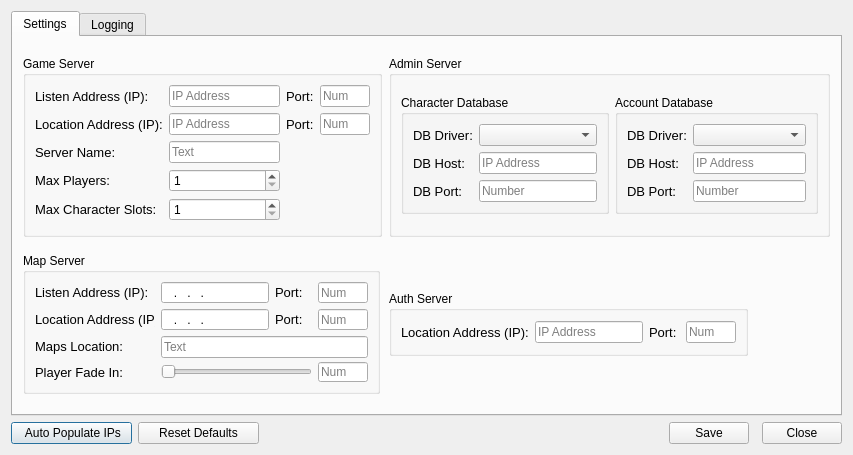
First picture: the form in Projects/CoX/Utilities/SEGSAdmin/SettingsDialog.ui, repository Segs/Segs, before the edit.
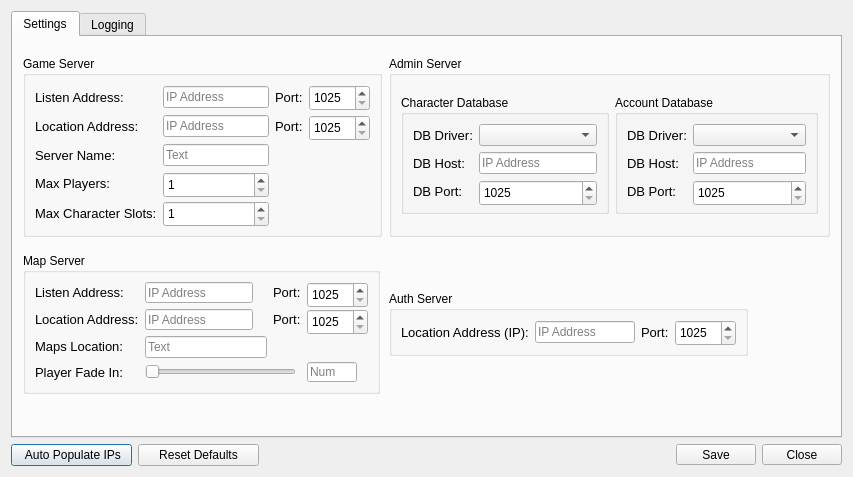
Second picture: the form after the edit. Icons and pictures are not drawn.

Commit message:
Change port line edits to spin boxes with validation
Validation between 1024 and 65536 added

Change to port range validation

Instead of setting settings dialog line edit background color to white,
now sets an empty stylesheet so 'resets' rather than force a colour

```diff
--- a/Projects/CoX/Utilities/SEGSAdmin/SettingsDialog.ui
+++ b/Projects/CoX/Utilities/SEGSAdmin/SettingsDialog.ui
@@ -9,8 +9,8 @@
    <rect>
     <x>0</x>
     <y>0</y>
-    <width>849</width>
-    <height>454</height>
+    <width>853</width>
+    <height>477</height>
    </rect>
   </property>
   <property name="windowTitle">
@@ -47,9 +47,15 @@
       <attribute name="title">
        <string>Settings</string>
       </attribute>
-      <layout class="QGridLayout" name="gridLayout_5">
-       <item row="0" column="0">
         <widget class="QGroupBox" name="game_server_box">
+       <property name="geometry">
+        <rect>
+         <x>10</x>
+         <y>19</y>
+         <width>359</width>
+         <height>181</height>
+        </rect>
+       </property>
          <property name="sizePolicy">
           <sizepolicy hsizetype="Maximum" vsizetype="Preferred">
            <horstretch>0</horstretch>
@@ -80,7 +86,7 @@
              </font>
             </property>
             <property name="text">
-             <string>Listen Address (IP):</string>
+           <string>Listen Address:</string>
             </property>
            </widget>
           </item>
@@ -119,15 +125,18 @@
            </widget>
           </item>
           <item row="0" column="3">
-           <widget class="QLineEdit" name="game_listen_port">
-            <property name="maximumSize">
+         <widget class="QSpinBox" name="game_listen_port">
+          <property name="minimumSize">
              <size>
-              <width>50</width>
-              <height>16777215</height>
-             </size>
-            </property>
-            <property name="placeholderText">
-             <string>Num</string>
+            <width>61</width>
+            <height>26</height>
+           </size>
+          </property>
+          <property name="minimum">
+           <number>1025</number>
+          </property>
+          <property name="maximum">
+           <number>65535</number>
             </property>
            </widget>
           </item>
@@ -139,7 +148,7 @@
              </font>
             </property>
             <property name="text">
-             <string>Location Address (IP):</string>
+           <string>Location Address:</string>
             </property>
            </widget>
           </item>
@@ -184,15 +193,18 @@
            </widget>
           </item>
           <item row="1" column="3">
-           <widget class="QLineEdit" name="game_loc_port">
-            <property name="maximumSize">
+         <widget class="QSpinBox" name="game_loc_port">
+          <property name="minimumSize">
              <size>
-              <width>50</width>
-              <height>16777215</height>
-             </size>
-            </property>
-            <property name="placeholderText">
-             <string>Num</string>
+            <width>0</width>
+            <height>26</height>
+           </size>
+          </property>
+          <property name="minimum">
+           <number>1025</number>
+          </property>
+          <property name="maximum">
+           <number>65535</number>
             </property>
            </widget>
           </item>
@@ -235,6 +247,12 @@
           </item>
           <item row="3" column="1">
            <widget class="QSpinBox" name="game_max_players">
+          <property name="minimumSize">
+           <size>
+            <width>0</width>
+            <height>26</height>
+           </size>
+          </property>
             <property name="minimum">
              <number>1</number>
             </property>
@@ -257,6 +275,12 @@
           </item>
           <item row="4" column="1">
            <widget class="QSpinBox" name="game_max_slots">
+          <property name="minimumSize">
+           <size>
+            <width>0</width>
+            <height>26</height>
+           </size>
+          </property>
             <property name="minimum">
              <number>1</number>
             </property>
@@ -267,9 +291,15 @@
           </item>
          </layout>
         </widget>
-       </item>
-       <item row="0" column="1">
         <widget class="QGroupBox" name="groupBox">
+       <property name="geometry">
+        <rect>
+         <x>376</x>
+         <y>19</y>
+         <width>441</width>
+         <height>181</height>
+        </rect>
+       </property>
          <property name="minimumSize">
           <size>
            <width>441</width>
@@ -309,7 +339,7 @@
             <property name="title">
              <string>Character Database</string>
             </property>
-            <layout class="QFormLayout" name="formLayout_2">
+          <layout class="QGridLayout" name="gridLayout_5">
              <item row="0" column="0">
               <widget class="QLabel" name="AdminServer_4">
                <property name="font">
@@ -360,9 +390,18 @@
               </widget>
              </item>
              <item row="2" column="1">
-              <widget class="QLineEdit" name="char_dbport">
-               <property name="placeholderText">
-                <string>Number</string>
+            <widget class="QSpinBox" name="char_dbport">
+             <property name="minimumSize">
+              <size>
+               <width>0</width>
+               <height>26</height>
+              </size>
+             </property>
+             <property name="minimum">
+              <number>1025</number>
+             </property>
+             <property name="maximum">
+              <number>65535</number>
                </property>
               </widget>
              </item>
@@ -392,7 +431,7 @@
             <property name="title">
              <string>Account Database</string>
             </property>
-            <layout class="QFormLayout" name="formLayout">
+          <layout class="QGridLayout" name="gridLayout_7">
              <item row="0" column="0">
               <widget class="QLabel" name="AdminServer_2">
                <property name="font">
@@ -405,6 +444,9 @@
                </property>
               </widget>
              </item>
+           <item row="0" column="1">
+            <widget class="QComboBox" name="acc_dbdriver"/>
+           </item>
              <item row="1" column="0">
               <widget class="QLabel" name="AdminServer_3">
                <property name="font">
@@ -440,23 +482,35 @@
               </widget>
              </item>
              <item row="2" column="1">
-              <widget class="QLineEdit" name="acc_dbport">
-               <property name="placeholderText">
-                <string>Number</string>
-               </property>
-              </widget>
-             </item>
-             <item row="0" column="1">
-              <widget class="QComboBox" name="acc_dbdriver"/>
-             </item>
+            <widget class="QSpinBox" name="acc_dbport">
+             <property name="minimumSize">
+              <size>
+               <width>0</width>
+               <height>26</height>
+              </size>
+             </property>
+             <property name="minimum">
+              <number>1025</number>
+             </property>
+             <property name="maximum">
+              <number>65535</number>
+             </property>
+            </widget>
+           </item>
             </layout>
            </widget>
           </item>
          </layout>
         </widget>
-       </item>
-       <item row="1" column="0">
         <widget class="QGroupBox" name="groupBox_2">
+       <property name="geometry">
+        <rect>
+         <x>10</x>
+         <y>216</y>
+         <width>357</width>
+         <height>141</height>
+        </rect>
+       </property>
          <property name="sizePolicy">
           <sizepolicy hsizetype="Maximum" vsizetype="Preferred">
            <horstretch>0</horstretch>
@@ -487,7 +541,7 @@
              </font>
             </property>
             <property name="text">
-             <string>Listen Address (IP):</string>
+           <string>Listen Address:</string>
             </property>
            </widget>
           </item>
@@ -500,7 +554,10 @@
              </size>
             </property>
             <property name="inputMask">
-             <string>000.000.000.000</string>
+           <string/>
+          </property>
+          <property name="placeholderText">
+           <string>IP Address</string>
             </property>
            </widget>
           </item>
@@ -517,15 +574,18 @@
            </widget>
           </item>
           <item row="0" column="3">
-           <widget class="QLineEdit" name="map_listen_port">
-            <property name="maximumSize">
+         <widget class="QSpinBox" name="map_listen_port">
+          <property name="minimumSize">
              <size>
-              <width>50</width>
-              <height>16777215</height>
-             </size>
-            </property>
-            <property name="placeholderText">
-             <string>Num</string>
+            <width>0</width>
+            <height>26</height>
+           </size>
+          </property>
+          <property name="minimum">
+           <number>1025</number>
+          </property>
+          <property name="maximum">
+           <number>65535</number>
             </property>
            </widget>
           </item>
@@ -537,7 +597,7 @@
              </font>
             </property>
             <property name="text">
-             <string>Location Address (IP):</string>
+           <string>Location Address:</string>
             </property>
            </widget>
           </item>
@@ -550,7 +610,10 @@
              </size>
             </property>
             <property name="inputMask">
-             <string>000.000.000.000</string>
+           <string/>
+          </property>
+          <property name="placeholderText">
+           <string>IP Address</string>
             </property>
            </widget>
           </item>
@@ -567,15 +630,18 @@
            </widget>
           </item>
           <item row="1" column="3">
-           <widget class="QLineEdit" name="map_location_port">
-            <property name="maximumSize">
+         <widget class="QSpinBox" name="map_location_port">
+          <property name="minimumSize">
              <size>
-              <width>50</width>
-              <height>16777215</height>
-             </size>
-            </property>
-            <property name="placeholderText">
-             <string>Num</string>
+            <width>0</width>
+            <height>26</height>
+           </size>
+          </property>
+          <property name="minimum">
+           <number>1025</number>
+          </property>
+          <property name="maximum">
+           <number>65535</number>
             </property>
            </widget>
           </item>
@@ -591,7 +657,7 @@
             </property>
            </widget>
           </item>
-          <item row="2" column="1" colspan="3">
+        <item row="2" column="1">
            <widget class="QLineEdit" name="map_location">
             <property name="minimumSize">
              <size>
@@ -683,9 +749,15 @@
           </item>
          </layout>
         </widget>
-       </item>
-       <item row="1" column="1">
         <widget class="QGroupBox" name="auth_server_box">
+       <property name="geometry">
+        <rect>
+         <x>376</x>
+         <y>254</y>
+         <width>359</width>
+         <height>65</height>
+        </rect>
+       </property>
          <property name="sizePolicy">
           <sizepolicy hsizetype="Maximum" vsizetype="Preferred">
            <horstretch>0</horstretch>
@@ -741,7 +813,7 @@
            </layout>
           </item>
           <item row="0" column="1">
-           <layout class="QHBoxLayout" name="auth_port_layout">
+         <layout class="QHBoxLayout" name="horizontalLayout_2">
             <item>
              <widget class="QLabel" name="auth_port_label">
               <property name="font">
@@ -755,24 +827,25 @@
              </widget>
             </item>
             <item>
-             <widget class="QLineEdit" name="auth_port">
-              <property name="maximumSize">
+           <widget class="QSpinBox" name="auth_port">
+            <property name="minimumSize">
                <size>
-                <width>50</width>
-                <height>16777215</height>
-               </size>
-              </property>
-              <property name="placeholderText">
-               <string>Num</string>
-              </property>
+              <width>0</width>
+              <height>26</height>
+             </size>
+            </property>
+            <property name="minimum">
+             <number>1025</number>
+            </property>
+            <property name="maximum">
+             <number>65535</number>
+            </property>
              </widget>
             </item>
            </layout>
           </item>
          </layout>
         </widget>
-       </item>
-      </layout>
      </widget>
      <widget class="QWidget" name="tab_logging">
       <attribute name="title">
@@ -1115,6 +1188,18 @@
    </item>
    <item row="1" column="2">
     <widget class="QPushButton" name="settings_save_button">
+     <property name="minimumSize">
+      <size>
+       <width>80</width>
+       <height>21</height>
+      </size>
+     </property>
+     <property name="maximumSize">
+      <size>
+       <width>80</width>
+       <height>21</height>
+      </size>
+     </property>
      <property name="text">
       <string>Save</string>
      </property>
@@ -1122,6 +1207,18 @@
    </item>
    <item row="1" column="3">
     <widget class="QDialogButtonBox" name="buttonBox">
+     <property name="minimumSize">
+      <size>
+       <width>80</width>
+       <height>21</height>
+      </size>
+     </property>
+     <property name="maximumSize">
+      <size>
+       <width>80</width>
+       <height>21</height>
+      </size>
+     </property>
      <property name="orientation">
       <enum>Qt::Horizontal</enum>
      </property>
```
Lines whose indentation alone changed are shown as unchanged. The commit also changes 3 other files.
